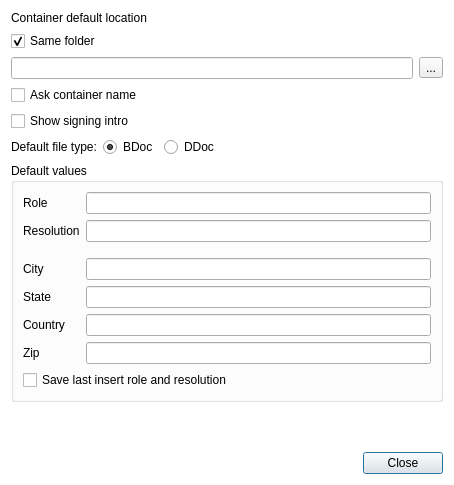
The window that qdigidoc/trunk/client/ui/Settings.ui (tixsys/esteid) describes before a commit, drawn with Qt 5.
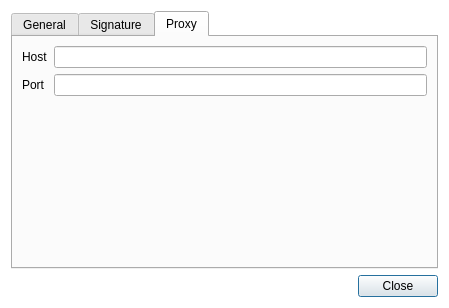
The same window after the commit. The open tabs and pages were chosen to show the change.

The edit to the form file:
```diff
--- a/qdigidoc/trunk/client/ui/Settings.ui
+++ b/qdigidoc/trunk/client/ui/Settings.ui
@@ -6,8 +6,8 @@
    <rect>
     <x>0</x>
     <y>0</y>
-    <width>454</width>
-    <height>485</height>
+    <width>446</width>
+    <height>298</height>
    </rect>
   </property>
   <property name="windowTitle">
@@ -20,6 +20,16 @@
   </property>
   <layout class="QVBoxLayout" name="verticalLayout">
    <item>
+    <widget class="QTabWidget" name="tabWidget">
+     <property name="currentIndex">
+      <number>0</number>
+     </property>
+     <widget class="QWidget" name="tabGeneral">
+      <attribute name="title">
+       <string>General</string>
+      </attribute>
+      <layout class="QVBoxLayout" name="tabGeneralLayout">
+       <item>
     <widget class="QLabel" name="label">
      <property name="text">
       <string>Container default location</string>
@@ -37,7 +47,7 @@
     </widget>
    </item>
    <item>
-    <layout class="QHBoxLayout" name="horizontalLayout">
+        <layout class="QHBoxLayout" name="defaultDirLayout">
      <item>
       <widget class="QLineEdit" name="defaultDir">
        <property name="readOnly">
@@ -69,7 +79,7 @@
     </widget>
    </item>
    <item>
-    <layout class="QHBoxLayout" name="horizontalLayout_2">
+        <layout class="QHBoxLayout" name="typeLayout">
      <item>
       <widget class="QLabel" name="typeLabel">
        <property name="text">
@@ -95,7 +105,7 @@
       </widget>
      </item>
      <item>
-      <spacer name="horizontalSpacer">
+          <spacer name="typeSpacer">
        <property name="orientation">
         <enum>Qt::Horizontal</enum>
        </property>
@@ -110,14 +120,25 @@
     </layout>
    </item>
    <item>
-    <widget class="QGroupBox" name="groupBox">
-     <property name="title">
-      <string>Default values</string>
-     </property>
-     <property name="flat">
-      <bool>true</bool>
-     </property>
-     <layout class="QGridLayout" name="gridLayout">
+        <spacer name="tabGeneralSpacer">
+         <property name="orientation">
+          <enum>Qt::Vertical</enum>
+         </property>
+         <property name="sizeHint" stdset="0">
+          <size>
+           <width>20</width>
+           <height>40</height>
+          </size>
+         </property>
+        </spacer>
+       </item>
+      </layout>
+     </widget>
+     <widget class="QWidget" name="tabSignature">
+      <attribute name="title">
+       <string>Signature</string>
+      </attribute>
+      <layout class="QFormLayout" name="tabSignatureLayout">
       <item row="0" column="0">
        <widget class="QLabel" name="signRoleLabel">
         <property name="text">
@@ -138,6 +159,22 @@
       <item row="1" column="1">
        <widget class="QLineEdit" name="signResolutionInput"/>
       </item>
+       <item row="2" column="1">
+        <spacer name="signLocationSpacer">
+         <property name="orientation">
+          <enum>Qt::Vertical</enum>
+         </property>
+         <property name="sizeType">
+          <enum>QSizePolicy::Fixed</enum>
+         </property>
+         <property name="sizeHint" stdset="0">
+          <size>
+           <width>20</width>
+           <height>10</height>
+          </size>
+         </property>
+        </spacer>
+       </item>
       <item row="3" column="0">
        <widget class="QLabel" name="signCityLabel">
         <property name="text">
@@ -185,37 +222,65 @@
         </property>
        </widget>
       </item>
+       <item row="8" column="0">
+        <spacer name="tabSignatureSpacer">
+         <property name="orientation">
+          <enum>Qt::Vertical</enum>
+         </property>
+         <property name="sizeHint" stdset="0">
+          <size>
+           <width>20</width>
+           <height>40</height>
+          </size>
+         </property>
+        </spacer>
+       </item>
+      </layout>
+     </widget>
+     <widget class="QWidget" name="tabProxy">
+      <attribute name="title">
+       <string>Proxy</string>
+      </attribute>
+      <layout class="QFormLayout" name="tabProxyLayout">
+       <property name="fieldGrowthPolicy">
+        <enum>QFormLayout::AllNonFixedFieldsGrow</enum>
+       </property>
+       <item row="0" column="0">
+        <widget class="QLabel" name="proxyHostLabel">
+         <property name="text">
+          <string>Host</string>
+         </property>
+        </widget>
+       </item>
+       <item row="0" column="1">
+        <widget class="QLineEdit" name="proxyHost"/>
+       </item>
+       <item row="1" column="0">
+        <widget class="QLabel" name="proxyPortLabel">
+         <property name="text">
+          <string>Port</string>
+         </property>
+        </widget>
+       </item>
+       <item row="1" column="1">
+        <widget class="QLineEdit" name="proxyPort"/>
+       </item>
       <item row="2" column="1">
-       <spacer name="signLocationSpacer">
+        <spacer name="tabProxySpacer">
         <property name="orientation">
          <enum>Qt::Vertical</enum>
         </property>
-        <property name="sizeType">
-         <enum>QSizePolicy::Fixed</enum>
-        </property>
         <property name="sizeHint" stdset="0">
          <size>
-          <width>20</width>
-          <height>10</height>
-         </size>
-        </property>
-       </spacer>
-      </item>
-     </layout>
-    </widget>
-   </item>
-   <item>
-    <spacer name="verticalSpacer">
-     <property name="orientation">
-      <enum>Qt::Vertical</enum>
-     </property>
-     <property name="sizeHint" stdset="0">
-      <size>
-       <width>20</width>
+           <width>373</width>
        <height>40</height>
       </size>
      </property>
     </spacer>
+       </item>
+      </layout>
+     </widget>
+    </widget>
    </item>
    <item>
     <widget class="QDialogButtonBox" name="buttonBox">
```
Left out of the diff: 33 changed lines with no effect on the pictures. Lines whose indentation alone changed are shown as unchanged.
